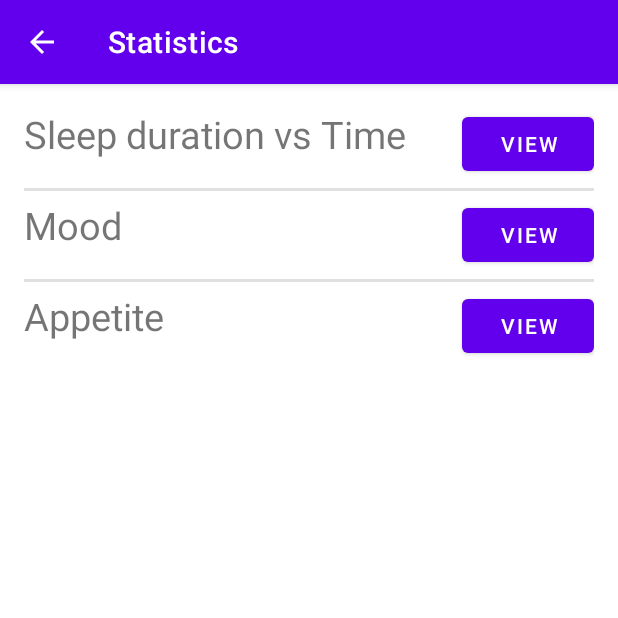
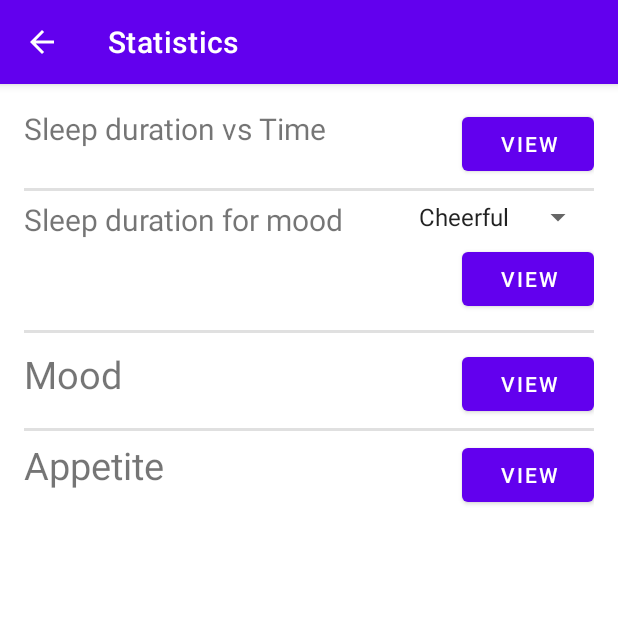
Before and after one commit to Sushil-Kumar1999/MoodTracker, an Android app: the StatisticsActivity screen opened directly, with no data from a screen before it, on a phone screen of 412 x 824 dp, the top half of it. Run offline under Robolectric (Android 15) with nearby library versions, the phone set to English and light mode, and no system bars.

Commit message:
Added ability to view sleep duration variations for each mood

```diff
--- a/app/src/main/java/com/example/moodtracker/EntryDao.java
+++ b/app/src/main/java/com/example/moodtracker/EntryDao.java
@@ -5,6 +5,8 @@ import androidx.room.Dao;
 import androidx.room.Delete;
 import androidx.room.Insert;
 import androidx.room.Query;
+
+import java.util.Date;
 import java.util.List;
 
 @Dao
@@ -18,4 +20,7 @@ public interface EntryDao {
 
     @Query("select * from entry order by date desc")
     LiveData<List<Entry>> getAll();
+
+    @Query("SELECT * FROM entry WHERE mood = :mood ORDER BY date ASC")
+    List<Entry> findEntriesByMood(Mood mood);
 }
--- a/app/src/main/java/com/example/moodtracker/EntryViewModel.java
+++ b/app/src/main/java/com/example/moodtracker/EntryViewModel.java
@@ -5,6 +5,7 @@ import androidx.annotation.NonNull;
 import androidx.lifecycle.AndroidViewModel;
 import androidx.lifecycle.LiveData;
 
+import java.util.Date;
 import java.util.List;
 
 public class EntryViewModel extends AndroidViewModel {
@@ -29,4 +30,8 @@ public class EntryViewModel extends AndroidViewModel {
     public LiveData<List<Entry>> getAllEntries() {
         return allEntries;
     }
+
+    public List<Entry> findEntriesByMood(Mood mood) {
+        return entryRepository.findEntriesByMood(mood);
+    }
 }
--- a/app/src/main/java/com/example/moodtracker/StatisticsActivity.java
+++ b/app/src/main/java/com/example/moodtracker/StatisticsActivity.java
@@ -5,8 +5,15 @@ import androidx.appcompat.app.AppCompatActivity;
 import android.content.Intent;
 import android.os.Bundle;
 import android.view.View;
+import android.widget.AdapterView;
+import android.widget.ArrayAdapter;
+import android.widget.Spinner;
+import android.widget.Toast;
 
 public class StatisticsActivity extends AppCompatActivity {
+
+    private Spinner moodSpinner;
+    private String selectedMood;
 
     @Override
     protected void onCreate(Bundle savedInstanceState) {
@@ -14,9 +21,34 @@ public class StatisticsActivity extends AppCompatActivity {
         setContentView(R.layout.activity_statistics);
 
         setTitle("Statistics");
+
+        moodSpinner = findViewById(R.id.spinner_sleep_stats_mood);
+        ArrayAdapter<CharSequence> adapter = ArrayAdapter.createFromResource(this,
+                R.array.moods, android.R.layout.simple_spinner_item);
+        adapter.setDropDownViewResource(android.R.layout.simple_spinner_dropdown_item);
+        moodSpinner.setAdapter(adapter);
+
+        moodSpinner.setOnItemSelectedListener(new AdapterView.OnItemSelectedListener() {
+            @Override
+            public void onItemSelected(AdapterView<?> parent, View view, int position, long id) {
+                selectedMood = parent.getItemAtPosition(position).toString();
+            }
+
+            @Override
+            public void onNothingSelected(AdapterView<?> parent) {
+
+            }
+        });
     }
 
     public void launchSleepStatsActivity(View view) {
         startActivity(new Intent(getApplicationContext(), SleepStatsActivity.class));
     }
+
+    public void launchSleepStatsMoodActivity(View view) {
+        Toast.makeText(getApplicationContext(), selectedMood, Toast.LENGTH_SHORT).show();
+        Intent intent = new Intent(getApplicationContext(), SleepStatsMoodActivity.class);
+        intent.putExtra("Mood", selectedMood);
+        startActivity(intent);
+    }
 }
--- a/app/src/main/res/layout/activity_statistics.xml
+++ b/app/src/main/res/layout/activity_statistics.xml
@@ -1,7 +1,6 @@
 <?xml version="1.0" encoding="utf-8"?>
 <LinearLayout
     xmlns:android="http://schemas.android.com/apk/res/android"
-    xmlns:app="http://schemas.android.com/apk/res-auto"
     xmlns:tools="http://schemas.android.com/tools"
     android:layout_width="match_parent"
     android:layout_height="match_parent"
@@ -18,7 +17,7 @@
             android:layout_height="wrap_content"
             android:layout_alignParentStart="true"
             android:layout_alignParentLeft="true"
-            android:textSize="25sp"
+            android:textSize="20sp"
             android:text="Sleep duration vs Time" />
 
         <Button
@@ -33,10 +32,46 @@
     </RelativeLayout>
 
     <View
-        android:id="@+id/divider"
         android:layout_width="match_parent"
         android:layout_height="2dp"
         android:layout_marginVertical="5dp"
+        android:background="?android:attr/listDivider" />
+
+    <RelativeLayout
+        android:layout_width="match_parent"
+        android:layout_height="wrap_content">
+
+        <TextView
+            android:layout_width="wrap_content"
+            android:layout_height="wrap_content"
+            android:layout_alignParentStart="true"
+            android:layout_alignParentLeft="true"
+            android:textSize="20sp"
+            android:text="Sleep duration for mood" />
+
+        <Spinner
+            android:id="@+id/spinner_sleep_stats_mood"
+            android:layout_width="wrap_content"
+            android:layout_height="wrap_content"
+            android:layout_alignParentRight="true"
+            android:layout_alignParentEnd="true" />
+
+        <Button
+            android:layout_width="wrap_content"
+            android:layout_height="wrap_content"
+            android:layout_alignParentRight="true"
+            android:layout_alignParentEnd="true"
+            android:layout_marginTop="5dp"
+            android:layout_below="@+id/spinner_sleep_stats_mood"
+            android:text="View"
+            android:onClick="launchSleepStatsMoodActivity"/>
+
+    </RelativeLayout>
+
+    <View
+        android:layout_width="match_parent"
+        android:layout_height="2dp"
+        android:layout_marginVertical="10dp"
         android:background="?android:attr/listDivider" />
 
     <RelativeLayout
--- a/app/src/main/res/values/strings.xml
+++ b/app/src/main/res/values/strings.xml
@@ -16,4 +16,12 @@
     <string name="breakfast_question">Did you have breakfast?</string>
     <string name="lunch_question">Did you have lunch?</string>
     <string name="dinner_question">Did you have dinner?</string>
+
+    <string-array name="moods">
+        <item>Cheerful</item>
+        <item>Happy</item>
+        <item>Meh</item>
+        <item>Sad</item>
+        <item>Angry</item>
+    </string-array>
 </resources>
```
Also changed, not shown: app/src/main/AndroidManifest.xml (+3 -6 lines), app/src/main/java/com/example/moodtracker/EntryRepository.java (+33 -0 lines), app/src/main/java/com/example/moodtracker/SleepStatsMoodActivity.java (added, +79 -0 lines), app/src/main/res/layout/activity_sleep_stats_mood.xml (added, +16 -0 lines).
